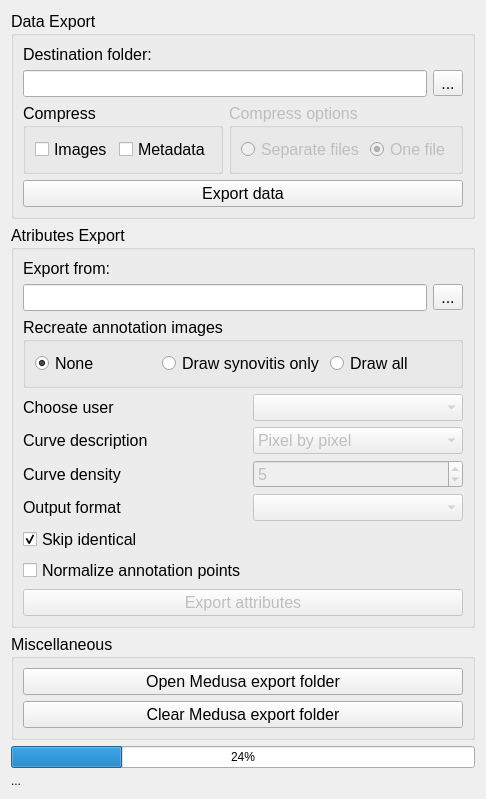
First picture: the form in trunk/src/edr/src/plugins/medusaExporter/ui/medusaExporter.ui, repository mk4me/hm-mde-one, before the edit.
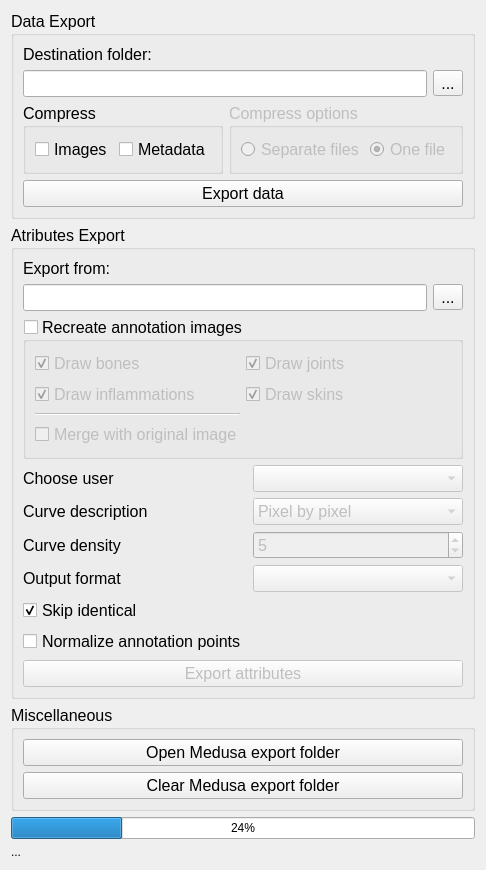
Second picture: the form after the edit.

Commit message: medusa eksporter - mergowanie obrazu oryginalnego z obrazem adnotowanym, poprawki

Diff of the .ui file:
```diff
--- a/trunk/src/edr/src/plugins/medusaExporter/ui/medusaExporter.ui
+++ b/trunk/src/edr/src/plugins/medusaExporter/ui/medusaExporter.ui
@@ -10,7 +10,7 @@
     <x>0</x>
     <y>0</y>
     <width>439</width>
-    <height>670</height>
+    <height>738</height>
    </rect>
   </property>
   <property name="windowTitle">
@@ -317,28 +317,64 @@
              <property name="title">
               <string>Recreate annotation images</string>
              </property>
-             <layout class="QHBoxLayout" name="horizontalLayout_2">
-              <item>
-               <widget class="QRadioButton" name="noneRadio">
+             <property name="checkable">
+              <bool>true</bool>
+             </property>
+             <property name="checked">
+              <bool>false</bool>
+             </property>
+             <layout class="QGridLayout" name="gridLayout_3">
+              <item row="3" column="0" colspan="2">
+               <widget class="QCheckBox" name="mergeButton">
                 <property name="text">
-                 <string>None</string>
+                 <string>Merge with original image</string>
                 </property>
+               </widget>
+              </item>
+              <item row="0" column="0">
+               <widget class="QCheckBox" name="bonesButton">
+                <property name="text">
+                 <string>Draw bones</string>
+                </property>
                 <property name="checked">
                  <bool>true</bool>
                 </property>
                </widget>
               </item>
-              <item>
-               <widget class="QRadioButton" name="synovitisRadio">
+              <item row="1" column="1">
+               <widget class="QCheckBox" name="skinButton">
                 <property name="text">
-                 <string>Draw synovitis only</string>
+                 <string>Draw skins</string>
                 </property>
+                <property name="checked">
+                 <bool>true</bool>
+                </property>
                </widget>
               </item>
-              <item>
-               <widget class="QRadioButton" name="allRadio">
+              <item row="1" column="0">
+               <widget class="QCheckBox" name="inflammationButton">
                 <property name="text">
-                 <string>Draw all</string>
+                 <string>Draw inflammations</string>
+                </property>
+                <property name="checked">
+                 <bool>true</bool>
+                </property>
+               </widget>
+              </item>
+              <item row="0" column="1">
+               <widget class="QCheckBox" name="jointsButton">
+                <property name="text">
+                 <string>Draw joints</string>
+                </property>
+                <property name="checked">
+                 <bool>true</bool>
+                </property>
+               </widget>
+              </item>
+              <item row="2" column="0">
+               <widget class="Line" name="line">
+                <property name="orientation">
+                 <enum>Qt::Horizontal</enum>
                 </property>
                </widget>
               </item>
```
Left out of the diff: 2 changed lines with no effect on the pictures. The commit also changes 4 other files.
